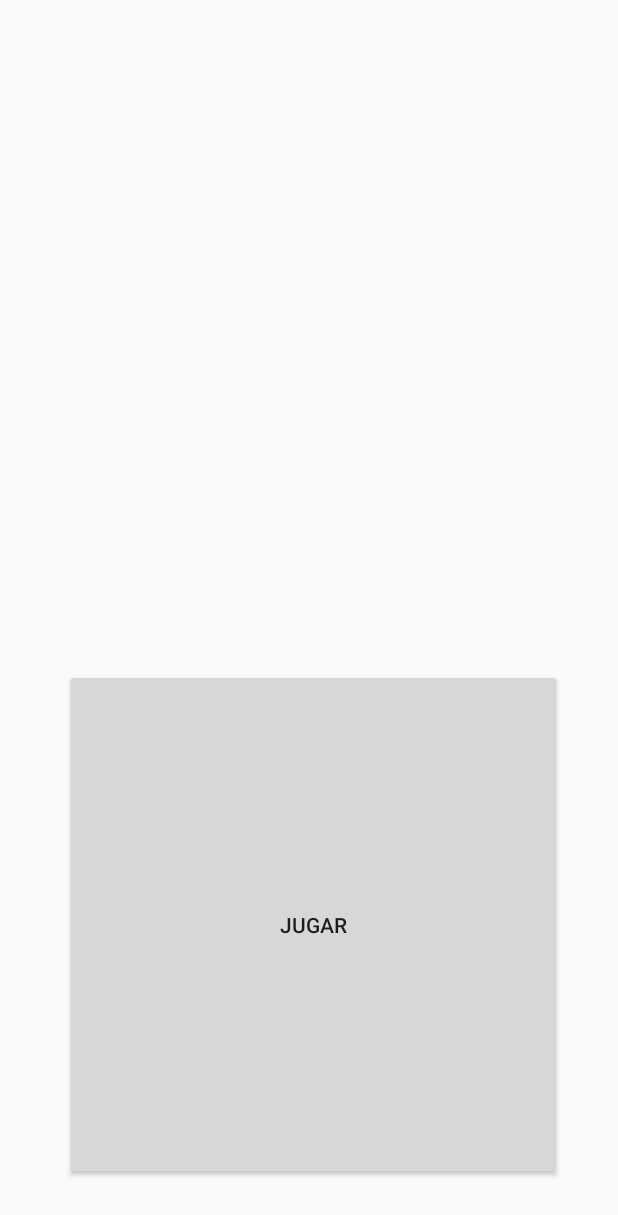
After one commit to Zml99/Flipflop, an Android app: the layout popwindow.xml on its own in the app's theme, with its tools: preview values and no code run, on a phone screen of 412 x 824 dp. The commit adds this screen. Shown: the top 1215 px of the screen. Run offline under Robolectric (Android 15) with nearby library versions, the phone set to English and light mode, and no system bars.

Commit message:
Add button to connect to the game

```diff
--- a/app/src/main/AndroidManifest.xml
+++ b/app/src/main/AndroidManifest.xml
@@ -17,6 +17,10 @@
                 <category android:name="android.intent.category.LAUNCHER" />
             </intent-filter>
         </activity>
+
+        <activity android:name= ".Pop"
+            android:theme= "@style/AppTheme.CustomTheme"></activity>
+
     </application>
 
 </manifest>
--- /dev/null
+++ b/app/src/main/res/layout/popwindow.xml
@@ -0,0 +1,25 @@
+<?xml version="1.0" encoding="utf-8"?>
+<RelativeLayout xmlns:android="http://schemas.android.com/apk/res/android"
+    xmlns:app="http://schemas.android.com/apk/res-auto"
+    xmlns:tools="http://schemas.android.com/tools"
+    android:id="@+id/popwindow"
+    android:layout_width="match_parent"
+    android:layout_height="match_parent"
+    android:background= "#00ffffff"
+    android:alpha="1.0"
+    tools:context="flip.flap.flip_flop.Pop">
+
+    <Button
+        android:id="@+id/button3"
+        android:layout_width="330dp"
+        android:layout_height="wrap_content"
+        android:layout_alignParentStart="true"
+        android:layout_alignParentTop="true"
+        android:layout_alignParentEnd="true"
+        android:layout_alignParentBottom="true"
+        android:layout_marginStart="43dp"
+        android:layout_marginTop="446dp"
+        android:layout_marginEnd="37dp"
+        android:layout_marginBottom="37dp"
+        android:text="Jugar" />
+</RelativeLayout>
--- a/app/src/main/res/values/styles.xml
+++ b/app/src/main/res/values/styles.xml
@@ -8,4 +8,11 @@
         <item name="colorAccent">@color/colorAccent</item>
     </style>
 
+    <style name="AppTheme.CustomTheme">
+        <item name= "android:windowIsTranslucent">true</item>
+        <item name="android:windowCloseOnTouchOutside">true</item>
+
+
+    </style>
+
 </resources>
```
Also changed, not shown: app/src/main/java/flip/flap/flip_flop/MainActivity.java (+10 -0 lines), app/src/main/java/flip/flap/flip_flop/Pop.java (added, +50 -0 lines), app/src/main/res/drawable/esquinas_redondeadas.xml (added, +22 -0 lines), app/src/main/res/layout/activity_main.xml (+3 -4 lines).
